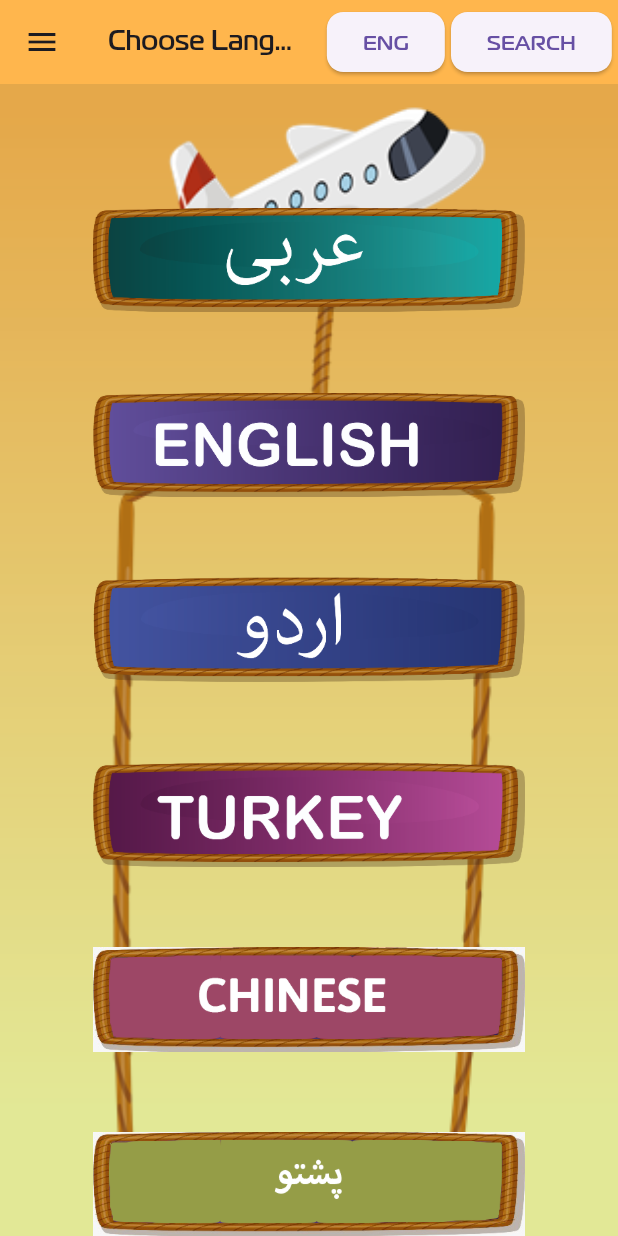
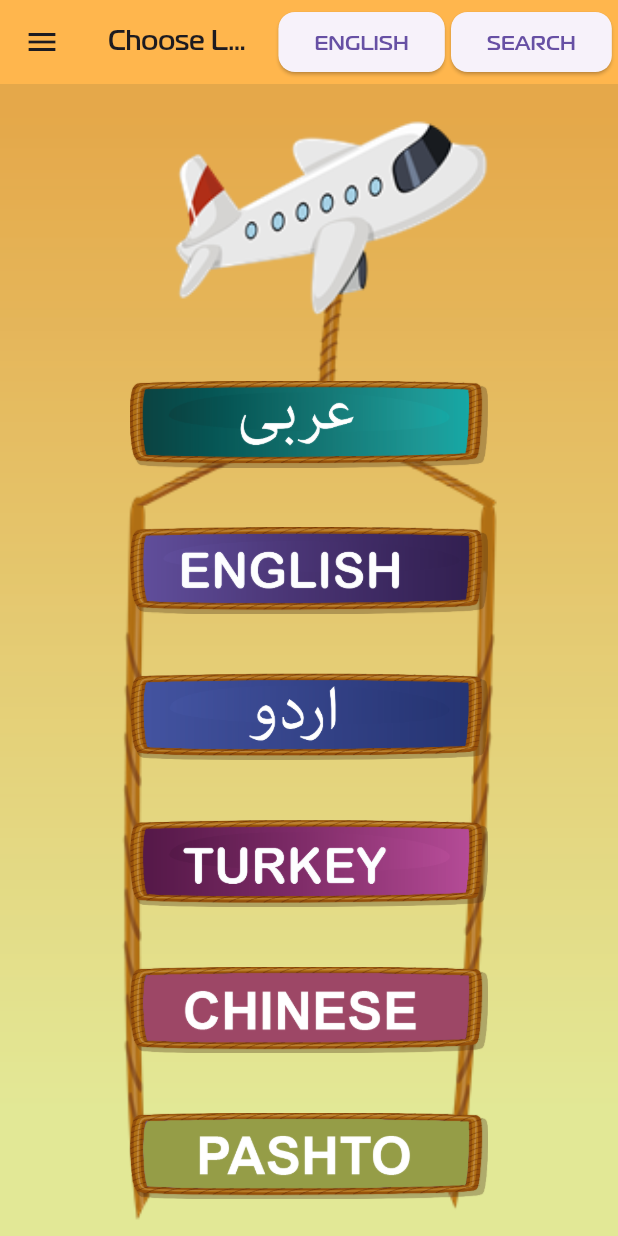
Before and after one commit to shayansaeed123/picture_dictionary, a Flutter app: the SelectLanguage screen opened directly, on a phone screen of 412 x 824 dp. Run offline on Flutter 3.47's test engine with Material 3 defaults, Android fonts, the phone set to English and light mode, and no system bars; our stand-ins replace audioplayers, cached_network_image, device_preview, firebase_auth, firebase_core, flutter_spinkit and 7 more; missing offline and left inert: audio_session; accounts and stored records are empty; network calls fail.

Commit message:
new
all new

```diff
--- a/lib/res/reusableappbar.dart
+++ b/lib/res/reusableappbar.dart
@@ -21,25 +21,25 @@ import 'package:provider/provider.dart';
         automaticallyImplyLeading: false,
         actions: [
           Row(children: [
-            reusableVisibility(reusablehomeBtn('AR', (){
+            reusableVisibility(reusablehomeBtn('عربی', (){
               Navigator.push(context, MaterialPageRoute(builder:  (context) => SelectLanguage(),));
             }), Provider.of<TextVisibilityProvider>(context).isFirstTextVisible,),
-            reusableVisibility(reusablehomeBtn('ENG', (){
+            reusableVisibility(reusablehomeBtn('ENGLISH', (){
               Navigator.push(context, MaterialPageRoute(builder:  (context) => SelectLanguage(),));
             }), Provider.of<TextVisibilityProvider>(context).isSecondTextVisible,),
-            reusableVisibility(reusablehomeBtn('UR', (){
+            reusableVisibility(reusablehomeBtn('اردو', (){
               Navigator.push(context, MaterialPageRoute(builder:  (context) => SelectLanguage(),));
             }), Provider.of<TextVisibilityProvider>(context).isThirdTextVisible,),
-            reusableVisibility(reusablehomeBtn('TUR', (){
+            reusableVisibility(reusablehomeBtn('Türkçe', (){
               Navigator.push(context, MaterialPageRoute(builder:  (context) => SelectLanguage(),));
             }), Provider.of<TextVisibilityProvider>(context).isForTextVisible,),
-            reusableVisibility(reusablehomeBtn('CHI', (){
+            reusableVisibility(reusablehomeBtn('CHINESE', (){
               Navigator.push(context, MaterialPageRoute(builder:  (context) => SelectLanguage(),));
             }), Provider.of<TextVisibilityProvider>(context).isFiveTextVisible,),
-            reusableVisibility(reusablehomeBtn('PAS', (){
+            reusableVisibility(reusablehomeBtn('پشتو', (){
               Navigator.push(context, MaterialPageRoute(builder:  (context) => SelectLanguage(),));
             }), Provider.of<TextVisibilityProvider>(context).isSixTextVisible,),
-            reusableVisibility(reusablehomeBtn('ENG', (){
+            reusableVisibility(reusablehomeBtn('ENGLISH', (){
               Navigator.push(context, MaterialPageRoute(builder:  (context) => SelectLanguage(),));
             }), Provider.of<TextVisibilityProvider>(context).englishbtn,),
           ],),
--- a/lib/res/reusableitemdetailsrow.dart
+++ b/lib/res/reusableitemdetailsrow.dart
@@ -18,7 +18,7 @@ Widget reusableitemdetailsrow(String name, Color color, bordercolor,
           child: Center(
               child: Text(
             name,
-            style: TextStyle(color: ColorController().whiteColor, fontSize: 18),
+            style: TextStyle(color: ColorController().whiteColor, fontSize: 15,fontWeight: FontWeight.bold),
           )),
         ),
       ),
--- a/lib/view/dashboard/select_language.dart
+++ b/lib/view/dashboard/select_language.dart
@@ -34,14 +34,15 @@ class _SelectLanguageState extends State<SelectLanguage> {
             children: [
               Positioned.fill(
                 // top: MediaQuery.of(context).size.height * 0.01,
-              left: MediaQuery.of(context).size.width * 0.15,
+              left: MediaQuery.of(context).size.width * 0.17,
               right: MediaQuery.of(context).size.width * 0.15,
                 child: Image.asset('assets/rope.png',fit: BoxFit.contain,)),
 
                 Positioned.fill(
-                  top: MediaQuery.of(context).size.height * 0.1,
+                  top: MediaQuery.of(context).size.height * 0.24,
                   left: MediaQuery.of(context).size.width * 0.15,
               right: MediaQuery.of(context).size.width * 0.15,
+              bottom: MediaQuery.of(context).size.height * 0.03,
               // bottom: MediaQuery.of(context).size.height * 0.42,
                   child: Column(
                     crossAxisAlignment: CrossAxisAlignment.center,
@@ -54,7 +55,7 @@ class _SelectLanguageState extends State<SelectLanguage> {
                        Navigator.pop(context);
                                         },
                                       child: Image.asset(
-                                        width: MediaQuery.of(context).size.width * 0.73,
+                                        width: MediaQuery.of(context).size.width * 0.58,
                                         'assets/ar_tab.png',)),
                       GestureDetector(
                   onTap: (){
@@ -62,7 +63,7 @@ class _SelectLanguageState extends State<SelectLanguage> {
                      Navigator.pop(context);
                   },
                 child: Image.asset(
-                  width: MediaQuery.of(context).size.width * 0.73,
+                  width: MediaQuery.of(context).size.width * 0.58,
                   'assets/eng_tab.png',)),
                   GestureDetector(
                   onTap: (){
@@ -70,7 +71,7 @@ class _SelectLanguageState extends State<SelectLanguage> {
                      Navigator.pop(context);
                   },
                   child: Image.asset(
-                    width: MediaQuery.of(context).size.width * 0.73,
+                    width: MediaQuery.of(context).size.width * 0.58,
                     'assets/ur_tab.png',)),
                     GestureDetector(
                   onTap: (){
@@ -78,7 +79,7 @@ class _SelectLanguageState extends State<SelectLanguage> {
                      Navigator.pop(context);
                   },
                   child: Image.asset(
-               width: MediaQuery.of(context).size.width * 0.73,
+               width: MediaQuery.of(context).size.width * 0.58,
               'assets/tur_tab.png',)),
               GestureDetector(
                   onTap: (){
@@ -87,7 +88,7 @@ class _SelectLanguageState extends State<SelectLanguage> {
                      Navigator.pop(context);
                   },
                 child: Image.asset(
-                  width: MediaQuery.of(context).size.width * 0.73,
+                  width: MediaQuery.of(context).size.width * 0.58,
                   'assets/chinese.png',)),
                   InkWell(
                   onTap: (){
@@ -95,7 +96,7 @@ class _SelectLanguageState extends State<SelectLanguage> {
                      Navigator.pop(context);
                   },
                 child: Image.asset(
-                  width: MediaQuery.of(context).size.width * 0.73,
+                  width: MediaQuery.of(context).size.width * 0.58,
                   'assets/pashto.png',))
                     ],
                   ),
--- a/pubspec.yaml
+++ b/pubspec.yaml
@@ -55,6 +55,7 @@ dependencies:
   shared_preferences:
   just_audio:
   webview_flutter: ^3.0.4
+  auto_size_text:
 
 dev_dependencies:
   flutter_test:
```
Also changed, not shown: lib/splash.dart (+14 -12 lines), lib/view/dashboard/game_page_three.dart (+10 -6 lines), lib/view/dashboard/home.dart (+6 -5 lines), lib/view/dashboard/itemdetails.dart (+143 -141 lines), lib/view/dashboard/select_word_game_two.dart (+4 -3 lines), lib/view/dashboard/wheel_game_two.dart (+10 -6 lines), lib/view/login/login_signup.dart (+14 -12 lines), assets/chinese.png, assets/pashto.png, pubspec.lock, 1 other file.
